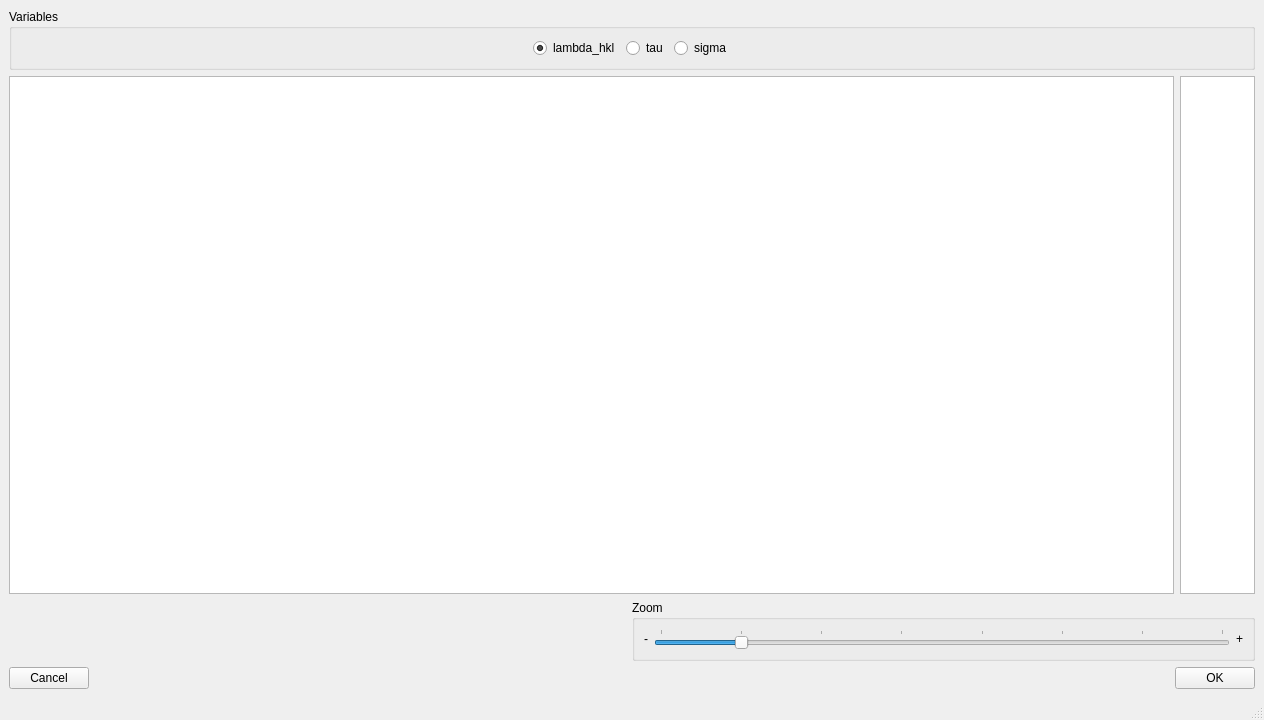
Old version of the form ibeatles/ui/ui_fittingVariablesKropff.ui in the repository ornlneutronimaging/iBeatles.
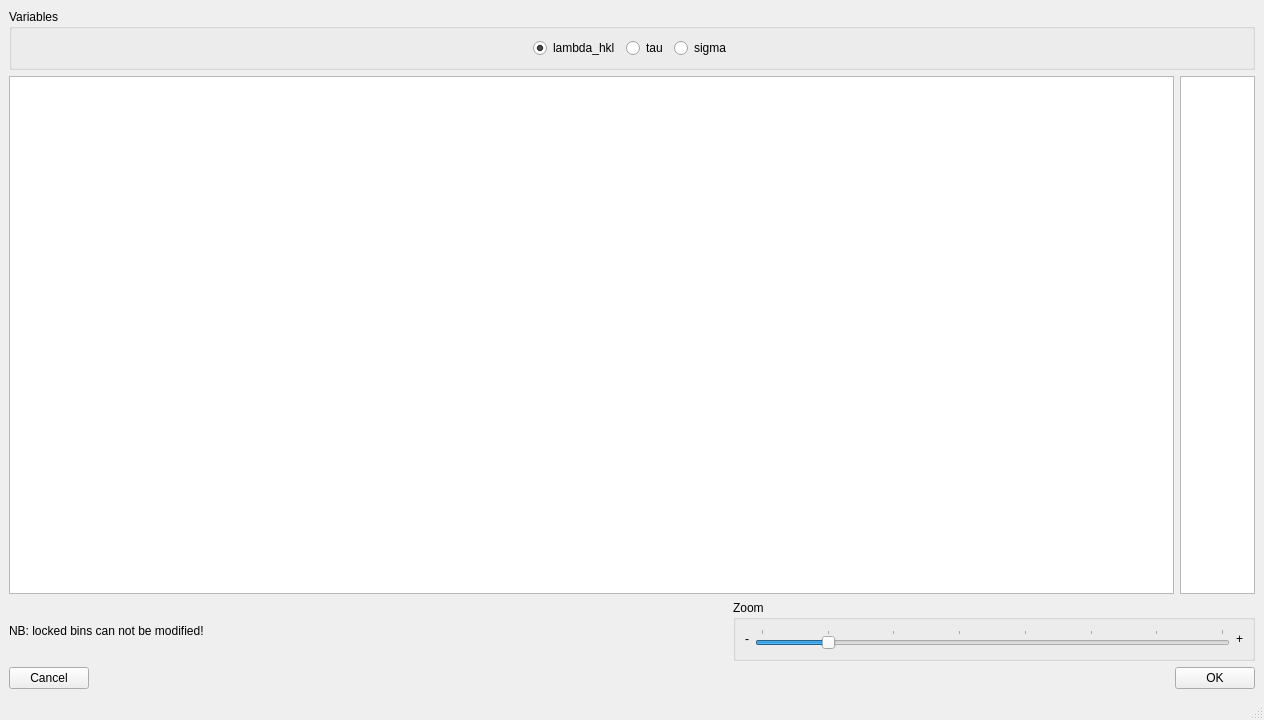
New version of the form.

Commit message: lock and unlock works. this refs #159

The edit to the form file:
```diff
--- a/ibeatles/ui/ui_fittingVariablesKropff.ui
+++ b/ibeatles/ui/ui_fittingVariablesKropff.ui
@@ -150,6 +150,13 @@
     </item>
     <item>
      <layout class="QHBoxLayout" name="horizontalLayout_5">
+      <item>
+       <widget class="QLabel" name="label_3">
+        <property name="text">
+         <string>NB: locked bins can not be modified!</string>
+        </property>
+       </widget>
+      </item>
       <item>
        <spacer name="horizontalSpacer">
         <property name="orientation">
```
The commit also changes 1 other file.
